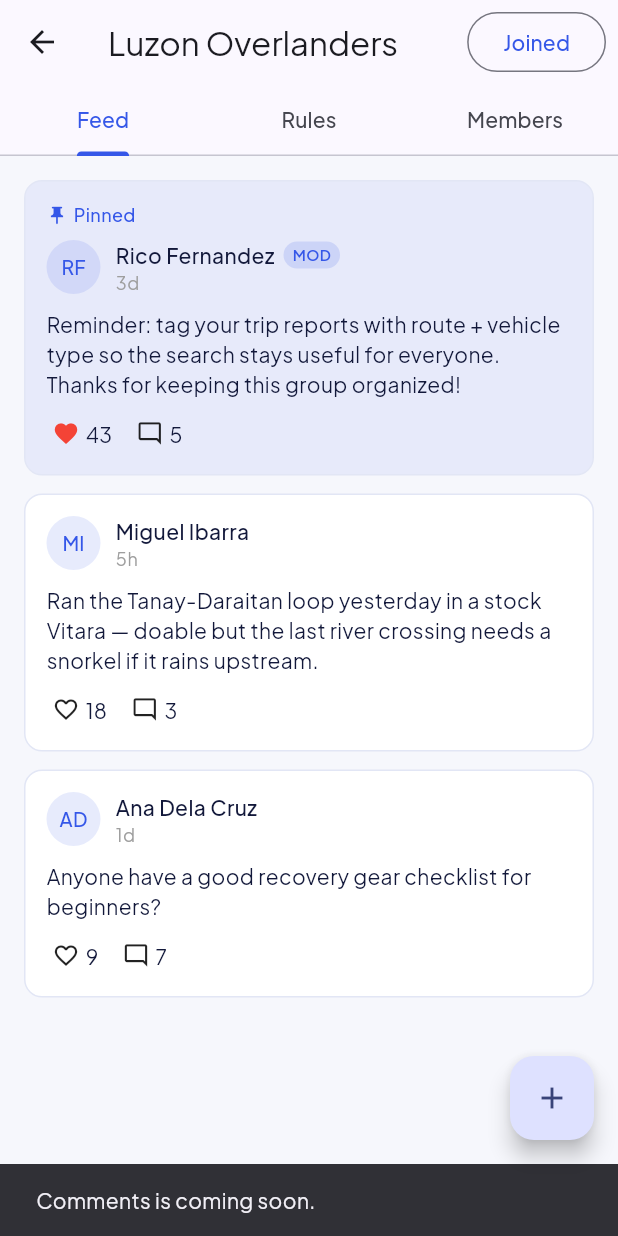
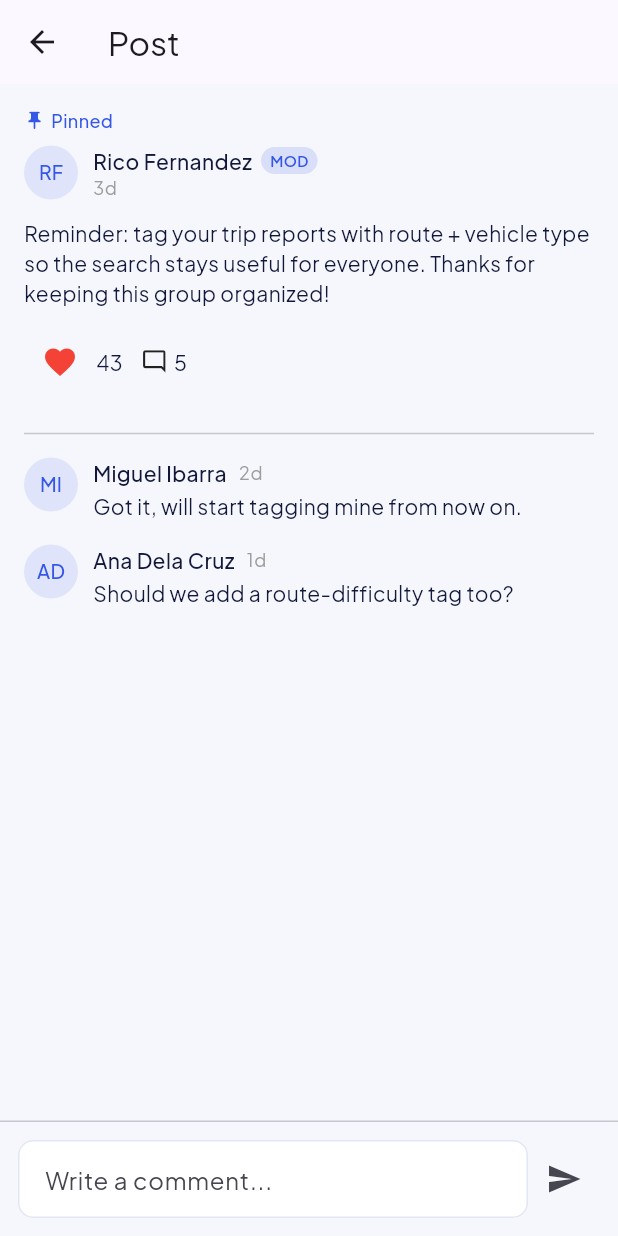
Before and after one commit to rbb81/camphubph, a Flutter app: the CommunityFeedScreen screen opened directly with sample values from the repository, after a tap on the "favorite outline" icon, after a tap on the "mode comment" icon, on a phone screen of 412 x 824 dp. Run offline on Flutter 3.47's test engine with Material 3 defaults, Android fonts, the phone set to English and light mode, and no system bars; our stand-ins replace flutter_map, google_fonts, image_picker, latlong2, supabase_flutter; accounts and stored records are empty.

Commit message:
Add comments to community posts
Closes Community Feed's comment-icon stub. New CommunityPostDetailsScreen
mirrors Post Details' like/comment shape for a CommunityFeedPost (kept
separate rather than shared, since the two post types are unrelated
models). CommunityFeedPost gained a comments field reusing the existing
Comment model. Added a Tooltip to the comment icon so Maestro can target it.

Co-Authored-By: Claude Sonnet 5 <noreply@anthropic.com>

```diff
--- a/lib/data/sample_community_posts.dart
+++ b/lib/data/sample_community_posts.dart
@@ -1,9 +1,14 @@
+import '../models/comment.dart';
 import '../models/community_post.dart';
 
 /// Placeholder community posts, keyed by `Community.id`. There's no
 /// `community_posts` schema in Supabase yet — see docs/ux/wireframes.md
 /// "Community Feed" section. `batangas-beach-campers` is intentionally left
-/// without posts to exercise the empty state.
+/// without posts to exercise the empty state. A couple of posts carry
+/// real seeded `comments` so their `commentCount` isn't orphaned from empty
+/// content (same precedent as `sample_feed.dart`) — the rest are
+/// intentionally commentless to exercise Community Post Details' own empty
+/// state.
 final List<CommunityFeedPost> sampleCommunityPosts = [
   const CommunityFeedPost(
     id: 'cp1',
@@ -19,6 +24,20 @@ final List<CommunityFeedPost> sampleCommunityPosts = [
     commentCount: 5,
     isPinned: true,
     isModerator: true,
+    comments: [
+      Comment(
+        authorName: 'Miguel Ibarra',
+        authorInitials: 'MI',
+        text: 'Got it, will start tagging mine from now on.',
+        timeAgo: '2d',
+      ),
+      Comment(
+        authorName: 'Ana Dela Cruz',
+        authorInitials: 'AD',
+        text: 'Should we add a route-difficulty tag too?',
+        timeAgo: '1d',
+      ),
+    ],
   ),
   const CommunityFeedPost(
     id: 'cp2',
@@ -41,6 +60,14 @@ final List<CommunityFeedPost> sampleCommunityPosts = [
     body: 'Anyone have a good recovery gear checklist for beginners?',
     likeCount: 9,
     commentCount: 7,
+    comments: [
+      Comment(
+        authorName: 'Rico Fernandez',
+        authorInitials: 'RF',
+        text: 'Recovery strap, D-shackles, and a decent jack for a start.',
+        timeAgo: '20h',
+      ),
+    ],
   ),
   const CommunityFeedPost(
     id: 'cp4',
--- a/lib/models/community_post.dart
+++ b/lib/models/community_post.dart
@@ -1,3 +1,5 @@
+import 'comment.dart';
+
 class CommunityFeedPost {
   const CommunityFeedPost({
     required this.id,
@@ -11,6 +13,7 @@ class CommunityFeedPost {
     this.isPinned = false,
     this.isModerator = false,
     this.isLiked = false,
+    this.comments = const [],
   });
 
   final String id;
@@ -25,8 +28,17 @@ class CommunityFeedPost {
   final bool isModerator;
   final bool isLiked;
 
-  CommunityFeedPost copyWith({bool? isLiked, int? likeCount}) =>
-      CommunityFeedPost(
+  /// Loaded comments, tracked independently of [commentCount] — mirrors a
+  /// real backend where the count may include comments not yet loaded
+  /// client-side (same convention as `FriendPostItem`).
+  final List<Comment> comments;
+
+  CommunityFeedPost copyWith({
+    bool? isLiked,
+    int? likeCount,
+    int? commentCount,
+    List<Comment>? comments,
+  }) => CommunityFeedPost(
     id: id,
     communityId: communityId,
     authorName: authorName,
@@ -34,9 +46,10 @@ class CommunityFeedPost {
     timeAgo: timeAgo,
     body: body,
     likeCount: likeCount ?? this.likeCount,
-        commentCount: commentCount,
+    commentCount: commentCount ?? this.commentCount,
     isPinned: isPinned,
     isModerator: isModerator,
     isLiked: isLiked ?? this.isLiked,
+    comments: comments ?? this.comments,
   );
 }
--- a/lib/screens/community_feed_screen.dart
+++ b/lib/screens/community_feed_screen.dart
@@ -7,6 +7,7 @@ import '../models/community.dart';
 import '../models/community_member.dart';
 import '../models/community_post.dart';
 import '../theme/app_theme.dart';
+import 'community_post_details_screen.dart';
 
 class CommunityFeedScreen extends StatefulWidget {
   const CommunityFeedScreen({super.key, required this.community});
@@ -43,12 +44,6 @@ class _CommunityFeedScreenState extends State<CommunityFeedScreen>
   void dispose() {
     _tabController.dispose();
     super.dispose();
-  }
-
-  void _comingSoon(String feature) {
-    ScaffoldMessenger.of(
-      context,
-    ).showSnackBar(SnackBar(content: Text('$feature is coming soon.')));
   }
 
   void _toggleJoin() {
@@ -114,6 +109,21 @@ class _CommunityFeedScreenState extends State<CommunityFeedScreen>
         likeCount: post.isLiked ? post.likeCount - 1 : post.likeCount + 1,
       );
     });
+  }
+
+  Future<void> _openPostDetails(CommunityFeedPost post) async {
+    final updated = await Navigator.of(context).push<CommunityFeedPost>(
+      MaterialPageRoute(
+        builder: (_) => CommunityPostDetailsScreen(
+          post: post,
+          currentUser: sampleProfile,
+        ),
+      ),
+    );
+    if (updated != null) {
+      final index = _posts.indexWhere((p) => p.id == updated.id);
+      if (index != -1) setState(() => _posts[index] = updated);
+    }
   }
 
   Future<void> _composePost() async {
@@ -270,7 +280,7 @@ class _CommunityFeedScreenState extends State<CommunityFeedScreen>
                     posts: orderedPosts,
                     onLike: (post) =>
                         _toggleLike(_posts.indexWhere((p) => p.id == post.id)),
-                    onComment: () => _comingSoon('Comments'),
+                    onComment: _openPostDetails,
                   ),
                   _RulesTab(rules: _community.rules),
                   _MembersTab(members: _members),
@@ -299,7 +309,7 @@ class _FeedTab extends StatelessWidget {
 
   final List<CommunityFeedPost> posts;
   final ValueChanged<CommunityFeedPost> onLike;
-  final VoidCallback onComment;
+  final ValueChanged<CommunityFeedPost> onComment;
 
   @override
   Widget build(BuildContext context) {
@@ -320,7 +330,7 @@ class _FeedTab extends StatelessWidget {
         return _CommunityPostCard(
           post: post,
           onLike: () => onLike(post),
-          onComment: onComment,
+          onComment: () => onComment(post),
         );
       },
     );
@@ -440,13 +450,16 @@ class _CommunityPostCard extends StatelessWidget {
               ),
               Text('${post.likeCount}'),
               const SizedBox(width: 12),
-              InkWell(
+              Tooltip(
+                message: 'Comment',
+                child: InkWell(
                   key: Key('communityCommentButton_${post.id}'),
                   onTap: onComment,
                   customBorder: const CircleBorder(),
                   child: const Padding(
                     padding: EdgeInsets.all(4),
                     child: Icon(Icons.mode_comment_outlined, size: 18),
+                  ),
                 ),
               ),
               Text('${post.commentCount}'),
--- /dev/null
+++ b/lib/screens/community_post_details_screen.dart
@@ -0,0 +1,320 @@
+import 'package:flutter/material.dart';
+
+import '../models/comment.dart';
+import '../models/community_post.dart';
+import '../models/profile.dart';
+import '../theme/app_theme.dart';
+
+/// Mirrors `post_details_screen.dart`'s shape (like toggle, flat comment
+/// list, composer) for a `CommunityFeedPost` instead of a `FriendPostItem` —
+/// kept as a separate screen rather than a shared one since the two post
+/// types are unrelated models with different display needs (pinned/
+/// moderator badges here, photo/location there), per this app's
+/// no-shared-tile-widget convention.
+class CommunityPostDetailsScreen extends StatefulWidget {
+  const CommunityPostDetailsScreen({
+    super.key,
+    required this.post,
+    required this.currentUser,
+  });
+
+  final CommunityFeedPost post;
+  final UserProfile currentUser;
+
+  @override
+  State<CommunityPostDetailsScreen> createState() =>
+      _CommunityPostDetailsScreenState();
+}
+
+class _CommunityPostDetailsScreenState
+    extends State<CommunityPostDetailsScreen> {
+  final _commentController = TextEditingController();
+  late CommunityFeedPost _post;
+
+  @override
+  void initState() {
+    super.initState();
+    _post = widget.post;
+  }
+
+  @override
+  void dispose() {
+    _commentController.dispose();
+    super.dispose();
+  }
+
+  void _toggleLike() {
+    setState(() {
+      _post = _post.copyWith(
+        isLiked: !_post.isLiked,
+        likeCount: _post.isLiked ? _post.likeCount - 1 : _post.likeCount + 1,
+      );
+    });
+  }
+
+  void _submitComment() {
+    final text = _commentController.text.trim();
+    if (text.isEmpty) return;
+
+    setState(() {
+      _post = _post.copyWith(
+        comments: [
+          ..._post.comments,
+          Comment(
+            authorName: widget.currentUser.name,
+            authorInitials: widget.currentUser.initials,
+            text: text,
+            timeAgo: 'Just now',
+          ),
+        ],
+        commentCount: _post.commentCount + 1,
+      );
+    });
+    _commentController.clear();
+  }
+
+  @override
+  Widget build(BuildContext context) {
+    return PopScope(
+      canPop: false,
+      onPopInvokedWithResult: (didPop, result) {
+        if (didPop) return;
+        Navigator.of(context).pop(_post);
+      },
+      child: Scaffold(
+        appBar: AppBar(title: const Text('Post')),
+        body: SafeArea(
+          child: Center(
+            child: ConstrainedBox(
+              constraints: const BoxConstraints(maxWidth: 640),
+              child: Column(
+                children: [
+                  Expanded(
+                    child: ListView(
+                      padding: const EdgeInsets.all(16),
+                      children: [
+                        _buildPost(context),
+                        const SizedBox(height: 16),
+                        const Divider(),
+                        _buildComments(context),
+                      ],
+                    ),
+                  ),
+                  const Divider(height: 1),
+                  _buildComposer(context),
+                ],
+              ),
+            ),
+          ),
+        ),
+      ),
+    );
+  }
+
+  Widget _buildPost(BuildContext context) {
+    final isDark = Theme.of(context).brightness == Brightness.dark;
+    final accent = isDark ? AppColors.brandDark : AppColors.brand;
+    return Column(
+      crossAxisAlignment: CrossAxisAlignment.start,
+      children: [
+        if (_post.isPinned)
+          Padding(
+            padding: const EdgeInsets.only(bottom: 8),
+            child: Row(
+              children: [
+                Icon(Icons.push_pin, size: 14, color: accent),
+                const SizedBox(width: 4),
+                Text(
+                  'Pinned',
+                  style: TextStyle(
+                    fontSize: 12,
+                    fontWeight: FontWeight.w500,
+                    color: accent,
+                  ),
+                ),
+              ],
+            ),
+          ),
+        Row(
+          children: [
+            _Avatar(_post.authorInitials),
+            const SizedBox(width: 10),
+            Expanded(
+              child: Column(
+                crossAxisAlignment: CrossAxisAlignment.start,
+                children: [
+                  Row(
+                    children: [
+                      Text(
+                        _post.authorName,
+                        style: const TextStyle(fontWeight: FontWeight.w500),
+                      ),
+                      if (_post.isModerator) ...[
+                        const SizedBox(width: 6),
+                        _ModeratorBadge(accent: accent),
+                      ],
+                    ],
+                  ),
+                  Text(
+                    _post.timeAgo,
+                    style: Theme.of(
+                      context,
+                    ).textTheme.bodySmall?.copyWith(color: Colors.grey),
+                  ),
+                ],
+              ),
+            ),
+          ],
+        ),
+        const SizedBox(height: 12),
+        Text(_post.body),
+        const SizedBox(height: 12),
+        Row(
+          children: [
+            IconButton(
+              key: const Key('likeButton'),
+              onPressed: _toggleLike,
+              icon: Icon(
+                _post.isLiked ? Icons.favorite : Icons.favorite_border,
+                color: _post.isLiked
+                    ? Colors.red
+                    : (isDark ? Colors.white : Colors.black87),
+              ),
+            ),
+            Text('${_post.likeCount}'),
+            const SizedBox(width: 12),
+            const Icon(Icons.mode_comment_outlined, size: 18),
+            const SizedBox(width: 4),
+            Text('${_post.commentCount}'),
+          ],
+        ),
+      ],
+    );
+  }
+
+  Widget _buildComments(BuildContext context) {
+    if (_post.comments.isEmpty) {
+      return const Padding(
+        padding: EdgeInsets.symmetric(vertical: 24),
+        child: Center(
+          child: Text('No comments yet.', style: TextStyle(color: Colors.grey)),
+        ),
+      );
+    }
+    return Column(
+      children: [
+        for (final comment in _post.comments)
+          Padding(
+            padding: const EdgeInsets.symmetric(vertical: 8),
+            child: Row(
+              crossAxisAlignment: CrossAxisAlignment.start,
+              children: [
+                _Avatar(comment.authorInitials),
+                const SizedBox(width: 10),
+                Expanded(
+                  child: Column(
+                    crossAxisAlignment: CrossAxisAlignment.start,
+                    children: [
+                      Row(
+                        children: [
+                          Text(
+                            comment.authorName,
+                            style: const TextStyle(fontWeight: FontWeight.w500),
+                          ),
+                          const SizedBox(width: 8),
+                          Text(
+                            comment.timeAgo,
+                            style: Theme.of(context).textTheme.bodySmall
+                                ?.copyWith(color: Colors.grey),
+                          ),
+                        ],
+                      ),
+                      const SizedBox(height: 2),
+                      Text(comment.text),
+                    ],
+                  ),
+                ),
+              ],
+            ),
+          ),
+      ],
+    );
+  }
+
+  Widget _buildComposer(BuildContext context) {
+    return Padding(
+      padding: const EdgeInsets.all(12),
+      child: Row(
+        children: [
+          Expanded(
+            child: TextField(
+              key: const Key('commentField'),
+              controller: _commentController,
+              decoration: const InputDecoration(
+                hintText: 'Write a comment...',
+                isDense: true,
+              ),
+              onSubmitted: (_) => _submitComment(),
+            ),
+          ),
+          IconButton(
+            key: const Key('sendCommentButton'),
+            tooltip: 'Send comment',
+            onPressed: _submitComment,
+            icon: const Icon(Icons.send),
+          ),
+        ],
+      ),
+    );
+  }
+}
+
+class _Avatar extends StatelessWidget {
+  const _Avatar(this.initials);
+
+  final String initials;
+
+  @override
+  Widget build(BuildContext context) {
+    final isDark = Theme.of(context).brightness == Brightness.dark;
+    return CircleAvatar(
+      radius: 18,
+      backgroundColor: isDark
+          ? AppColors.brandDark.withValues(alpha: 0.25)
+          : AppColors.brand.withValues(alpha: 0.12),
+      child: Text(
+        initials,
+        style: TextStyle(
+          fontWeight: FontWeight.w500,
+          fontSize: 13,
+          color: isDark ? AppColors.brandDark : AppColors.brand,
+        ),
+      ),
+    );
+  }
+}
+
+class _ModeratorBadge extends StatelessWidget {
+  const _ModeratorBadge({required this.accent});
+
+  final Color accent;
+
+  @override
+  Widget build(BuildContext context) {
+    return Container(
+      padding: const EdgeInsets.symmetric(horizontal: 6, vertical: 2),
+      decoration: BoxDecoration(
+        color: accent.withValues(alpha: 0.15),
+        borderRadius: BorderRadius.circular(10),
+      ),
+      child: Text(
+        'MOD',
+        style: TextStyle(
+          fontSize: 10,
+          fontWeight: FontWeight.w600,
+          color: accent,
+        ),
+      ),
+    );
+  }
+}
```
Also changed, not shown: .maestro/community_feed_smoke.yaml, 6 other files. Lines whose indentation alone changed are shown as unchanged.
